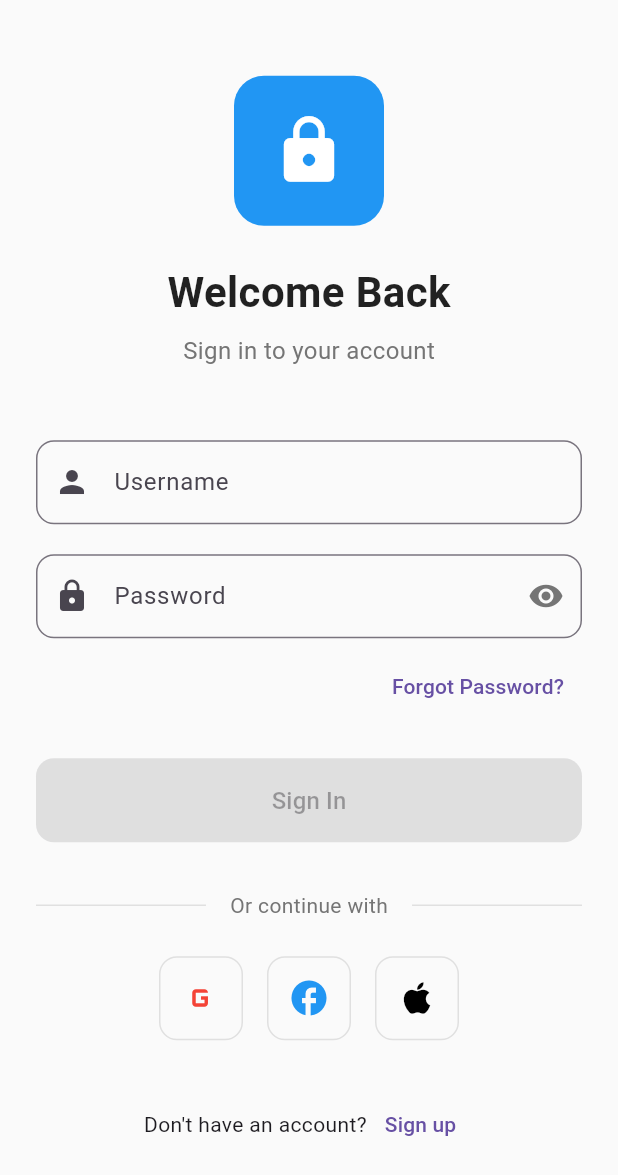
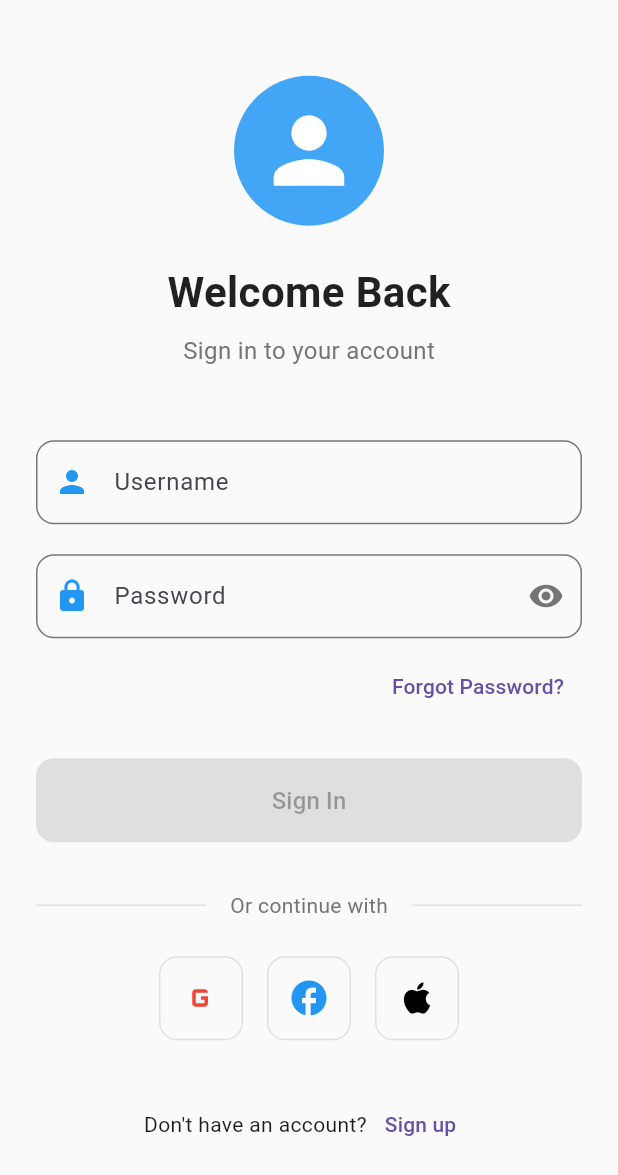
Before and after one commit to AhmedShaltout85/stores_app, a Flutter app: the screen it shows after launch, on a phone screen of 412 x 824 dp. Shown: the top 1175 px of the screen. Run offline on Flutter 3.47's test engine with Material 3 defaults, Android fonts, the phone set to English and light mode, and no system bars; our stand-ins replace dio, flutter_secure_storage; accounts and stored records are empty.

Commit message:
Last-Update: 2025-12-16

```diff
--- a/lib/screens/widgets/login/login_form.dart
+++ b/lib/screens/widgets/login/login_form.dart
@@ -24,7 +24,7 @@ class LoginForm extends StatelessWidget {
               decoration: InputDecoration(
                 labelText: 'Username',
                 hintText: 'Enter your username',
-                prefixIcon: const Icon(Icons.person),
+                prefixIcon: const Icon(Icons.person, color: Colors.blue),
                 border: OutlineInputBorder(
                   borderRadius: BorderRadius.circular(12),
                 ),
@@ -46,7 +46,7 @@ class LoginForm extends StatelessWidget {
               decoration: InputDecoration(
                 labelText: 'Password',
                 hintText: 'Enter your password',
-                prefixIcon: const Icon(Icons.lock),
+                prefixIcon: const Icon(Icons.lock, color: Colors.blue),
                 suffixIcon: IconButton(
                   icon: Icon(
                     provider.isPasswordVisible
--- a/lib/screens/widgets/login/login_header.dart
+++ b/lib/screens/widgets/login/login_header.dart
@@ -10,13 +10,13 @@ class LoginHeader extends StatelessWidget {
         Container(
           width: 100,
           height: 100,
-          decoration: BoxDecoration(
-            color: Colors.blue,
-            borderRadius: BorderRadius.circular(20),
+          decoration:  BoxDecoration(
+            shape: BoxShape.circle,
+            color: Colors.blue[400],
           ),
           child: const Icon(
-            Icons.lock,
-            size: 50,
+            Icons.person,
+            size: 70,
             color: Colors.white,
           ),
         ),
```
Also changed, not shown: lib/screens/signup_screen.dart (+8 -8 lines).
